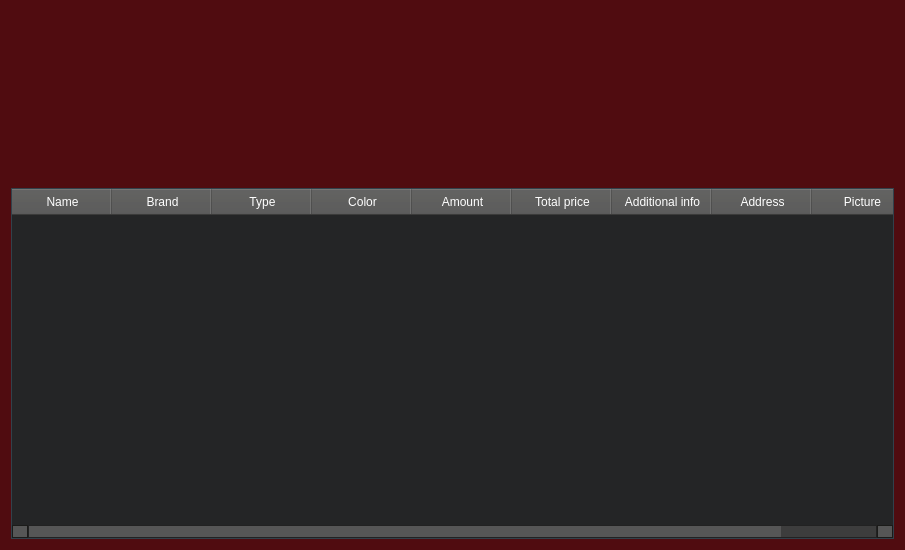
Qt form AP/show_transaction.ui (AP-projects-4001/Guys) before a commit.
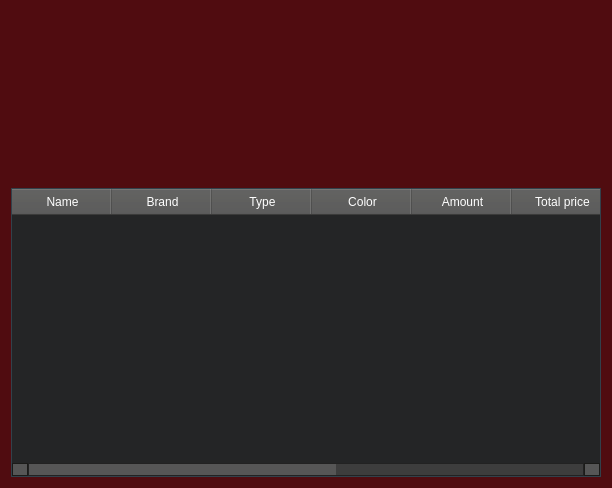
The same form after that commit. Icons and pictures are not drawn.

The edit to the form file:
```diff
--- a/AP/show_transaction.ui
+++ b/AP/show_transaction.ui
@@ -6,8 +6,8 @@
    <rect>
     <x>0</x>
     <y>0</y>
-    <width>905</width>
-    <height>550</height>
+    <width>612</width>
+    <height>488</height>
    </rect>
   </property>
   <property name="windowTitle">
```
